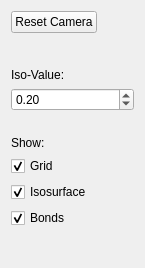
brands-d/kMap, file kmap/ui/realplotoptions.ui: the form before one commit.
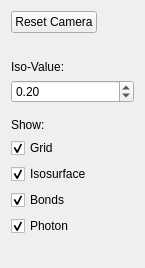
The form after the commit.

Commit message: photon line in realspace plot

```diff
--- a/kmap/ui/realplotoptions.ui
+++ b/kmap/ui/realplotoptions.ui
@@ -149,6 +149,16 @@
      </property>
     </widget>
    </item>
+   <item>
+    <widget class="QCheckBox" name="show_photon_checkbox">
+     <property name="text">
+      <string>Photon</string>
+     </property>
+     <property name="checked">
+      <bool>true</bool>
+     </property>
+    </widget>
+   </item>
    <item>
     <spacer name="verticalSpacer">
      <property name="orientation">
```
The commit also changes 10 other files.
